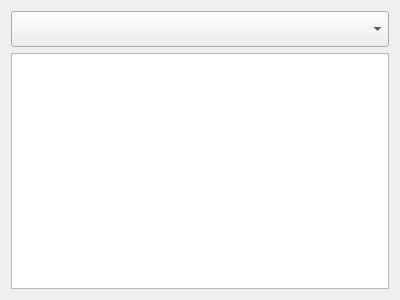
Above: ui/pluginmanagerwidget.ui from Ignotus/kdots before the change. Below: the same form after it.
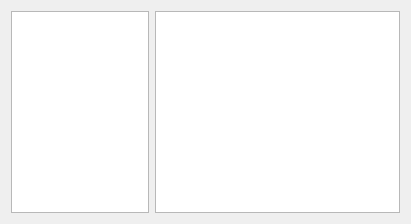
That is the form after the change. Custom widgets are drawn as their Qt base class.

Commit message: Updating PluginManager widget

```diff
--- a/ui/pluginmanagerwidget.ui
+++ b/ui/pluginmanagerwidget.ui
@@ -6,15 +6,15 @@
    <rect>
     <x>0</x>
     <y>0</y>
-    <width>400</width>
-    <height>300</height>
+    <width>411</width>
+    <height>224</height>
    </rect>
   </property>
   <property name="windowTitle">
    <string>Form</string>
   </property>
   <layout class="QGridLayout" name="gridLayout_2">
-   <item row="1" column="0">
+   <item row="1" column="1">
     <widget class="KTextEdit" name="Description">
      <property name="enabled">
       <bool>true</bool>
@@ -24,39 +24,19 @@
      </property>
     </widget>
    </item>
-   <item row="0" column="0">
-    <widget class="KComboBox" name="PluginComboBox">
-     <property name="enabled">
-      <bool>true</bool>
-     </property>
-     <property name="minimumSize">
+   <item row="1" column="0">
+    <widget class="QListView" name="PluginList">
+     <property name="maximumSize">
       <size>
-       <width>0</width>
-       <height>36</height>
+       <width>150</width>
+       <height>16777215</height>
       </size>
      </property>
-     <property name="currentIndex">
-      <number>-1</number>
-     </property>
-     <property name="iconSize">
-      <size>
-       <width>36</width>
-       <height>36</height>
-      </size>
-     </property>
-     <property name="duplicatesEnabled">
-      <bool>false</bool>
-     </property>
     </widget>
    </item>
   </layout>
  </widget>
  <customwidgets>
-  <customwidget>
-   <class>KComboBox</class>
-   <extends>QComboBox</extends>
-   <header>kcombobox.h</header>
-  </customwidget>
   <customwidget>
    <class>KTextEdit</class>
    <extends>QTextEdit</extends>
```
The commit also changes 14 other files.
